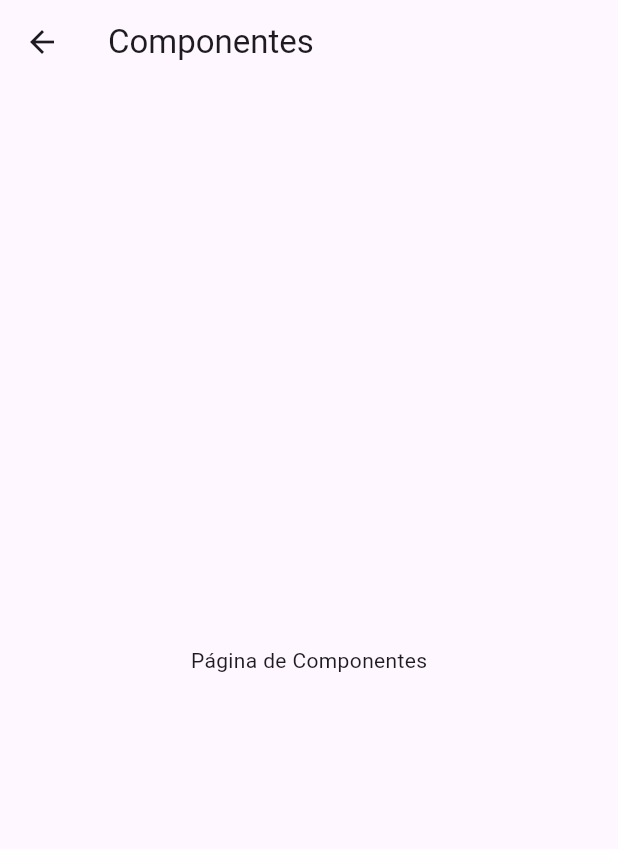
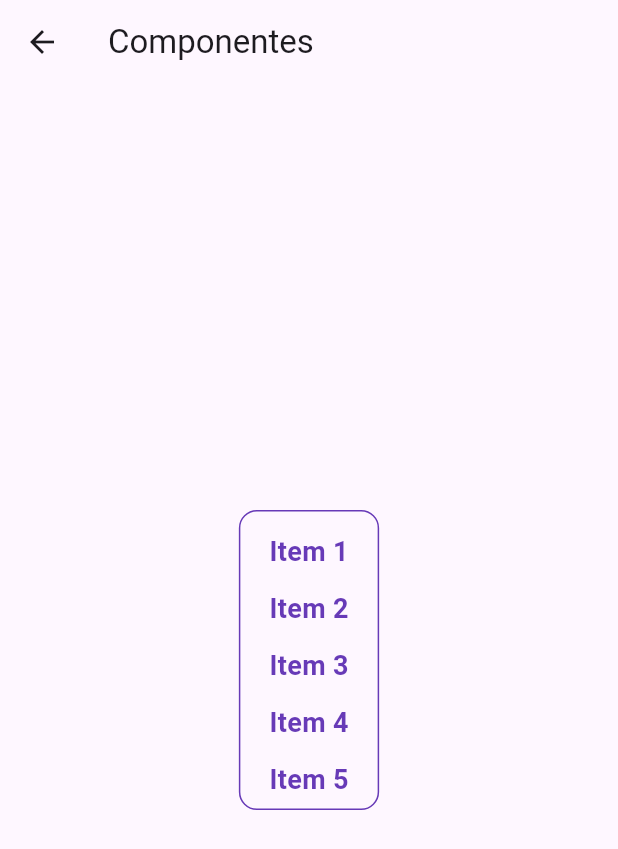
Before and after one commit to amanciojrba/myapp, a Flutter app: the screen it shows after launch, in the side drawer, after a tap on "Componentes", on a phone screen of 412 x 824 dp. Shown: the top 849 px of the screen. Run offline on Flutter 3.47's test engine with Material 3 defaults, Android fonts, the phone set to English and light mode, and no system bars.

Commit message:
Semana 8 - Estrutura inicial com Scaffold e Center

```diff
--- a/lib/components.dart
+++ b/lib/components.dart
@@ -7,8 +7,33 @@ class ComponentsPage extends StatelessWidget {
   Widget build(BuildContext context) {
     return Scaffold(
       appBar: AppBar(title: const Text('Componentes')),
-      body: const Center(
-        child: Text('Página de Componentes'),
+      body: Center(
+        child: Container(
+          padding: const EdgeInsets.all(8),
+          decoration: BoxDecoration(
+            border: Border.all(color: Colors.deepPurple),
+            borderRadius: BorderRadius.circular(12),
+          ),
+          height: 200,
+          child: SingleChildScrollView(
+            child: Column(
+              children: List.generate(
+                20,
+                (index) => Padding(
+                  padding: const EdgeInsets.all(6.0),
+                  child: Text(
+                    'Item ${index + 1}',
+                    style: const TextStyle(
+                      fontSize: 18,
+                      color: Colors.deepPurple,
+                      fontWeight: FontWeight.bold,
+                    ),
+                  ),
+                ),
+              ),
+            ),
+          ),
+        ),
       ),
     );
   }
```
